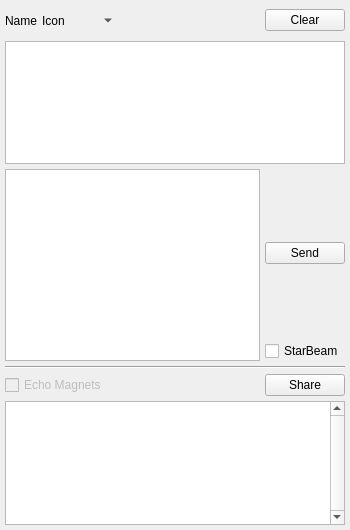
Old version of the form branches/trunk/UI/chatwindow.ui in the repository textbrowser/spot-on.
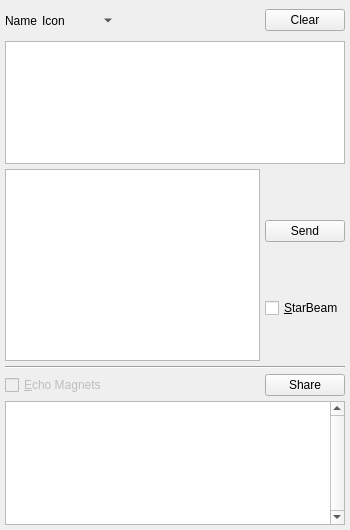
New version of the form. Icons and pictures are not drawn. Custom widgets are drawn as their Qt base class.

Diff of the .ui file:
```diff
--- a/branches/trunk/UI/chatwindow.ui
+++ b/branches/trunk/UI/chatwindow.ui
@@ -130,6 +130,9 @@
           <property name="orientation">
            <enum>Qt::Vertical</enum>
           </property>
+          <property name="sizeType">
+           <enum>QSizePolicy::Preferred</enum>
+          </property>
           <property name="sizeHint" stdset="0">
            <size>
             <width>20</width>
@@ -153,6 +156,9 @@
           <property name="orientation">
            <enum>Qt::Vertical</enum>
           </property>
+          <property name="sizeType">
+           <enum>QSizePolicy::Preferred</enum>
+          </property>
           <property name="sizeHint" stdset="0">
            <size>
             <width>20</width>
@@ -167,7 +173,7 @@
            <string>&lt;html&gt;&lt;head/&gt;&lt;body&gt;&lt;p&gt;Show all StarBeam mosaics.&lt;/p&gt;&lt;/body&gt;&lt;/html&gt;</string>
           </property>
           <property name="text">
-           <string>StarBeam</string>
+           <string>&amp;StarBeam</string>
           </property>
          </widget>
         </item>
@@ -202,7 +208,7 @@
          <enum>Qt::LeftToRight</enum>
         </property>
         <property name="text">
-         <string>Echo Magnets</string>
+         <string>&amp;Echo Magnets</string>
         </property>
        </widget>
       </item>
```
